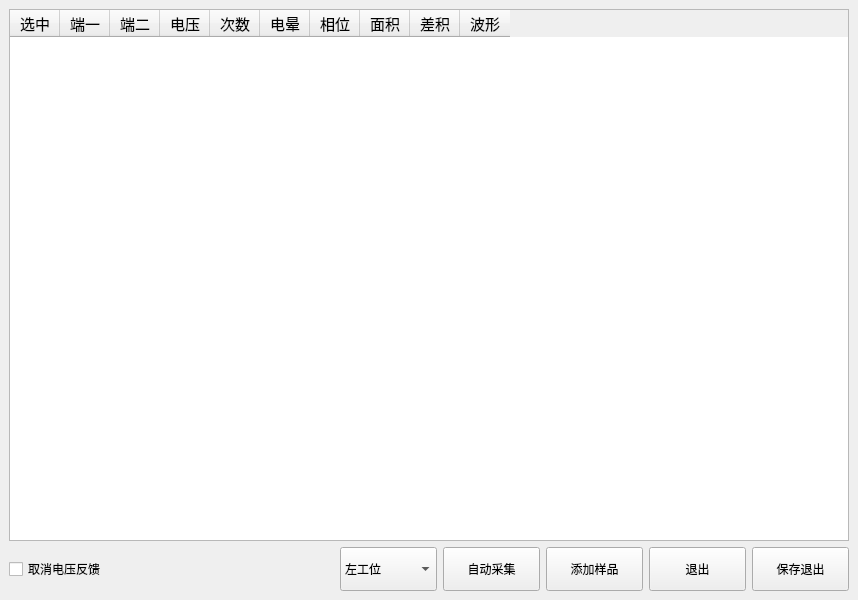
Before: the Qt Designer form PageImp.ui in bloglink/aip-tester, drawn with Qt 5.
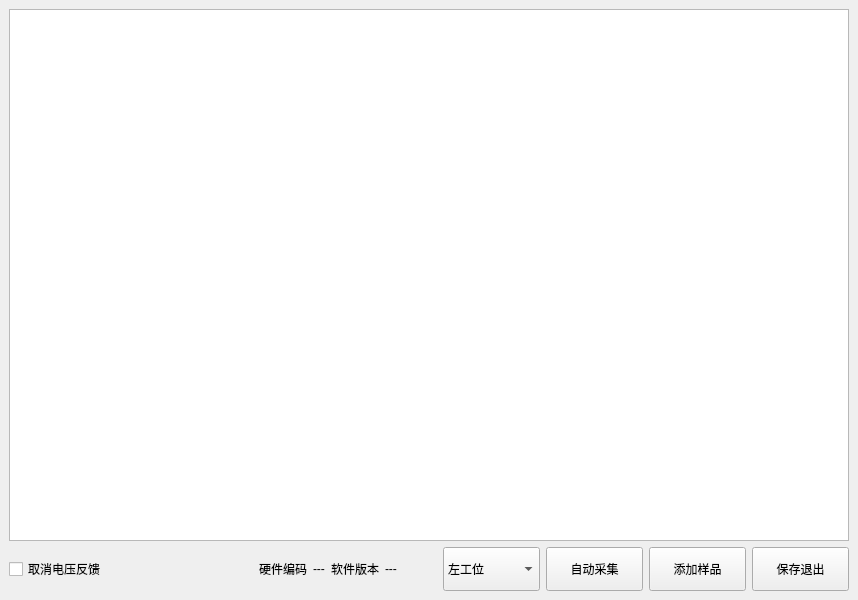
After: the same form once the commit is applied. Custom widgets are drawn as their Qt base class.

```diff
--- a/PageImp.ui
+++ b/PageImp.ui
@@ -34,124 +34,67 @@
      <widget class="QWidget" name="WidgetImp">
       <layout class="QVBoxLayout" name="verticalLayout_2" stretch="1,0">
        <item>
-        <widget class="QTableWidget" name="TabParams">
-         <property name="horizontalScrollBarPolicy">
-          <enum>Qt::ScrollBarAlwaysOff</enum>
-         </property>
-         <property name="editTriggers">
-          <set>QAbstractItemView::AllEditTriggers</set>
-         </property>
-         <property name="selectionMode">
-          <enum>QAbstractItemView::SingleSelection</enum>
-         </property>
-         <attribute name="horizontalHeaderDefaultSectionSize">
-          <number>50</number>
-         </attribute>
-         <column>
-          <property name="text">
-           <string>选中</string>
-          </property>
-          <property name="font">
-           <font>
-            <pointsize>11</pointsize>
-           </font>
-          </property>
-         </column>
-         <column>
-          <property name="text">
-           <string>端一</string>
-          </property>
-          <property name="font">
-           <font>
-            <pointsize>11</pointsize>
-           </font>
-          </property>
-         </column>
-         <column>
-          <property name="text">
-           <string>端二</string>
-          </property>
-          <property name="font">
-           <font>
-            <pointsize>11</pointsize>
-           </font>
-          </property>
-         </column>
-         <column>
-          <property name="text">
-           <string>电压</string>
-          </property>
-          <property name="font">
-           <font>
-            <pointsize>11</pointsize>
-           </font>
-          </property>
-         </column>
-         <column>
-          <property name="text">
-           <string>次数</string>
-          </property>
-          <property name="font">
-           <font>
-            <pointsize>11</pointsize>
-           </font>
-          </property>
-         </column>
-         <column>
-          <property name="text">
-           <string>电晕</string>
-          </property>
-          <property name="font">
-           <font>
-            <pointsize>11</pointsize>
-           </font>
-          </property>
-         </column>
-         <column>
-          <property name="text">
-           <string>相位</string>
-          </property>
-          <property name="font">
-           <font>
-            <pointsize>11</pointsize>
-           </font>
-          </property>
-         </column>
-         <column>
-          <property name="text">
-           <string>面积</string>
-          </property>
-          <property name="font">
-           <font>
-            <pointsize>11</pointsize>
-           </font>
-          </property>
-         </column>
-         <column>
-          <property name="text">
-           <string>差积</string>
-          </property>
-          <property name="font">
-           <font>
-            <pointsize>11</pointsize>
-           </font>
-          </property>
-         </column>
-         <column>
-          <property name="text">
-           <string>波形</string>
-          </property>
-          <property name="font">
-           <font>
-            <pointsize>11</pointsize>
-           </font>
-          </property>
-         </column>
-        </widget>
+        <widget class="QTableView" name="parameters"/>
        </item>
        <item>
-        <layout class="QGridLayout" name="LayoutCtrl" columnstretch="1,0,0,0,0,0,0">
-         <item row="0" column="1">
+        <layout class="QGridLayout" name="LayoutCtrl" columnstretch="1,0,0,0,0,0,0,0,0,0">
+         <item row="0" column="0">
+          <widget class="QCheckBox" name="BoxOffset">
+           <property name="enabled">
+            <bool>true</bool>
+           </property>
+           <property name="text">
+            <string>取消电压反馈</string>
+           </property>
+          </widget>
+         </item>
+         <item row="0" column="6">
+          <widget class="QComboBox" name="BoxStation">
+           <property name="minimumSize">
+            <size>
+             <width>97</width>
+             <height>44</height>
+            </size>
+           </property>
+           <item>
+            <property name="text">
+             <string>左工位</string>
+            </property>
+           </item>
+           <item>
+            <property name="text">
+             <string>右工位</string>
+            </property>
+           </item>
+          </widget>
+         </item>
+         <item row="0" column="7">
+          <widget class="QPushButton" name="btn1">
+           <property name="sizePolicy">
+            <sizepolicy hsizetype="Expanding" vsizetype="Expanding">
+             <horstretch>0</horstretch>
+             <verstretch>0</verstretch>
+            </sizepolicy>
+           </property>
+           <property name="minimumSize">
+            <size>
+             <width>97</width>
+             <height>44</height>
+            </size>
+           </property>
+           <property name="text">
+            <string>自动采集</string>
+           </property>
+          </widget>
+         </item>
+         <item row="0" column="3">
+          <widget class="QLabel" name="label">
+           <property name="text">
+            <string>软件版本</string>
+           </property>
+          </widget>
+         </item>
+         <item row="0" column="5">
           <spacer name="SpacerCtrl">
            <property name="orientation">
             <enum>Qt::Horizontal</enum>
@@ -164,8 +107,8 @@
            </property>
           </spacer>
          </item>
-         <item row="0" column="6">
-          <widget class="QPushButton" name="BtnExitImp">
+         <item row="0" column="9">
+          <widget class="QPushButton" name="btn3">
            <property name="sizePolicy">
             <sizepolicy hsizetype="Expanding" vsizetype="Expanding">
              <horstretch>0</horstretch>
@@ -183,8 +126,22 @@
            </property>
           </widget>
          </item>
-         <item row="0" column="4">
-          <widget class="QPushButton" name="BtnAvarage">
+         <item row="0" column="2">
+          <widget class="QLabel" name="code">
+           <property name="text">
+            <string>---</string>
+           </property>
+          </widget>
+         </item>
+         <item row="0" column="1">
+          <widget class="QLabel" name="label_3">
+           <property name="text">
+            <string>硬件编码</string>
+           </property>
+          </widget>
+         </item>
+         <item row="0" column="8">
+          <widget class="QPushButton" name="btn2">
            <property name="sizePolicy">
             <sizepolicy hsizetype="Expanding" vsizetype="Expanding">
              <horstretch>0</horstretch>
@@ -202,65 +159,10 @@
            </property>
           </widget>
          </item>
-         <item row="0" column="5">
-          <widget class="QPushButton" name="BtnExit">
-           <property name="minimumSize">
-            <size>
-             <width>97</width>
-             <height>44</height>
-            </size>
-           </property>
+         <item row="0" column="4">
+          <widget class="QLabel" name="version">
            <property name="text">
-            <string>退出</string>
-           </property>
-          </widget>
-         </item>
-         <item row="0" column="2">
-          <widget class="QComboBox" name="BoxStation">
-           <property name="minimumSize">
-            <size>
-             <width>97</width>
-             <height>44</height>
-            </size>
-           </property>
-           <item>
-            <property name="text">
-             <string>左工位</string>
-            </property>
-           </item>
-           <item>
-            <property name="text">
-             <string>右工位</string>
-            </property>
-           </item>
-          </widget>
-         </item>
-         <item row="0" column="3">
-          <widget class="QPushButton" name="BtnSampleImp">
-           <property name="sizePolicy">
-            <sizepolicy hsizetype="Expanding" vsizetype="Expanding">
-             <horstretch>0</horstretch>
-             <verstretch>0</verstretch>
-            </sizepolicy>
-           </property>
-           <property name="minimumSize">
-            <size>
-             <width>97</width>
-             <height>44</height>
-            </size>
-           </property>
-           <property name="text">
-            <string>自动采集</string>
-           </property>
-          </widget>
-         </item>
-         <item row="0" column="0">
-          <widget class="QCheckBox" name="BoxOffset">
-           <property name="enabled">
-            <bool>true</bool>
-           </property>
-           <property name="text">
-            <string>取消电压反馈</string>
+            <string>---</string>
            </property>
           </widget>
          </item>
@@ -289,7 +191,7 @@
            <number>0</number>
           </property>
           <item>
-           <widget class="WaveBox" name="WaveView">
+           <widget class="QLabel" name="WaveView">
             <property name="text">
              <string/>
             </property>
@@ -415,13 +317,6 @@
    </item>
   </layout>
  </widget>
- <customwidgets>
-  <customwidget>
-   <class>WaveBox</class>
-   <extends>QLabel</extends>
-   <header>WaveBox.h</header>
-  </customwidget>
- </customwidgets>
  <resources/>
  <connections/>
 </ui>
```
